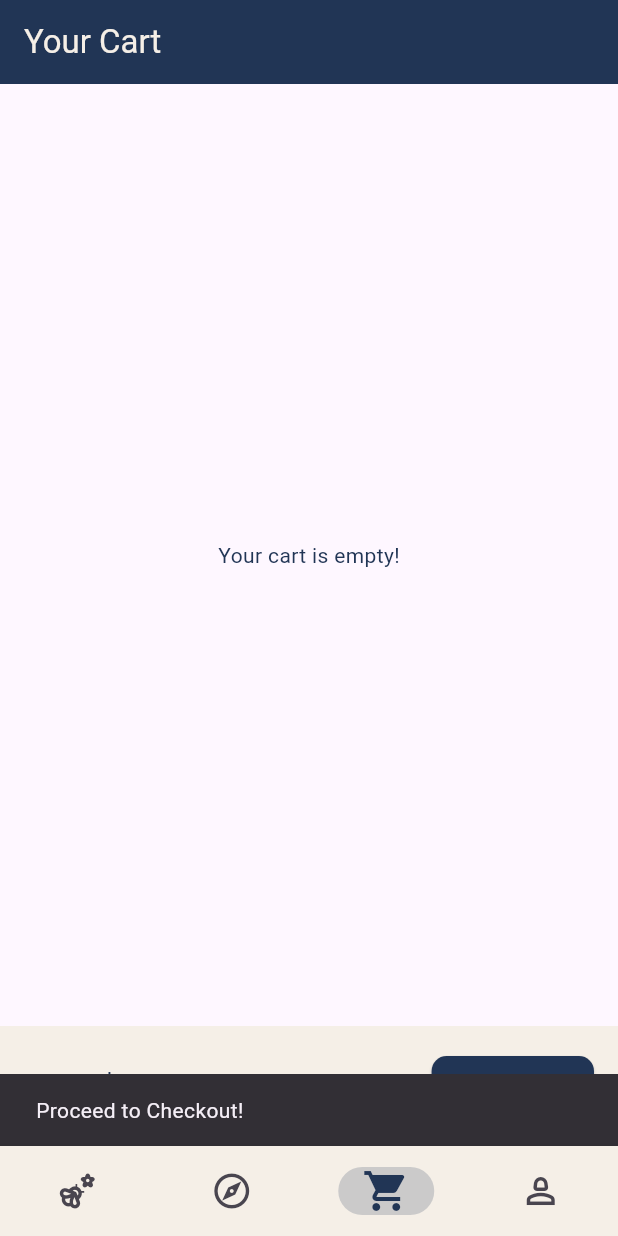
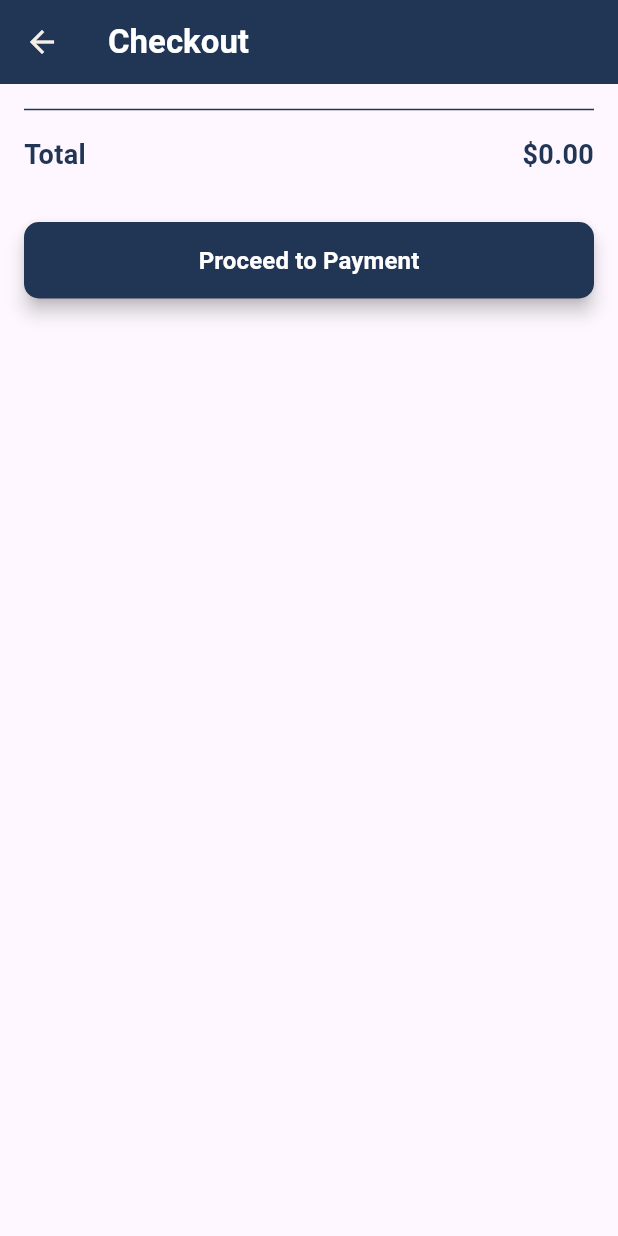
Before and after one commit to kirmada150905/bitshop, a Flutter app: the screen it shows after launch, item 3 of the bottom bar chosen, after a tap on "Checkout", on a phone screen of 412 x 824 dp. Run offline on Flutter 3.47's test engine with Material 3 defaults, Android fonts, the phone set to English and light mode, and no system bars; our stand-ins replace cloud_firestore, dio, firebase_auth, firebase_core, flutter_easyloading, flutter_riverpod and 4 more; missing offline and left inert: progress_bar_countdown; accounts and stored records are empty; network calls fail.

Commit message:
checkout page

```diff
--- a/lib/Core/pages/cart_page.dart
+++ b/lib/Core/pages/cart_page.dart
@@ -130,7 +130,6 @@ class CartPage extends ConsumerWidget {
                                   )
                                 ],
                               ),
-                              // duration: Duration(seconds: 2),
                               backgroundColor: darkBlue,
                               behavior: SnackBarBehavior.floating,
                               elevation: 20.0,
@@ -178,9 +177,7 @@ class CartPage extends ConsumerWidget {
                 ),
                 ElevatedButton(
                   onPressed: () {
-                    ScaffoldMessenger.of(context).showSnackBar(
-                      const SnackBar(content: Text('Proceed to Checkout!')),
-                    );
+                    context.push("/checkout_page");
                   },
                   style: ElevatedButton.styleFrom(
                       backgroundColor: darkBlue,
--- /dev/null
+++ b/lib/Core/pages/checkout_page.dart
@@ -0,0 +1,138 @@
+import 'package:bitshop/helpers/cart_manger.dart';
+import 'package:bitshop/styles/colors.dart';
+import 'package:flutter/material.dart';
+import 'package:flutter_riverpod/flutter_riverpod.dart';
+
+class CheckoutPage extends ConsumerWidget {
+  @override
+  Widget build(BuildContext context, WidgetRef ref) {
+    final cartItemsAsync = ref.watch(cartItemsProvider);
+
+    return Scaffold(
+      appBar: AppBar(
+        iconTheme: IconThemeData(color: cream),
+        backgroundColor: darkBlue,
+        title: Text(
+          'Checkout',
+          style: TextStyle(
+            color: Colors.white,
+            fontSize: 22.0,
+            fontWeight: FontWeight.bold,
+          ),
+        ),
+        elevation: 0.0,
+      ),
+      body: cartItemsAsync.when(
+        data: (cartItems) {
+          final totalPrice = cartItems.fold(
+              0.0, (total, item) => total + (item.price * item.quantity));
+
+          return Padding(
+            padding: const EdgeInsets.all(16.0),
+            child: SingleChildScrollView(
+              child: ListView(
+                shrinkWrap: true,
+                physics: NeverScrollableScrollPhysics(),
+                children: [
+                  ListView.builder(
+                    shrinkWrap: true,
+                    itemCount: cartItems.length,
+                    itemBuilder: (context, index) {
+                      final item = cartItems[index];
+                      return Padding(
+                        padding: const EdgeInsets.symmetric(vertical: 8.0),
+                        child: Row(
+                          mainAxisAlignment: MainAxisAlignment.spaceBetween,
+                          children: [
+                            Expanded(
+                              child: Column(
+                                crossAxisAlignment: CrossAxisAlignment.start,
+                                children: [
+                                  Text(
+                                    item.title,
+                                    style: TextStyle(
+                                      fontSize: 16.0,
+                                      fontWeight: FontWeight.bold,
+                                    ),
+                                    overflow: TextOverflow.ellipsis,
+                                    maxLines: 4,
+                                  ),
+                                  Text(
+                                    '\$${item.price.toStringAsFixed(2)} x ${item.quantity}',
+                                    style: TextStyle(
+                                      fontSize: 14.0,
+                                      color: Colors.grey,
+                                    ),
+                                  ),
+                                ],
+                              ),
+                            ),
+                            Text(
+                              '\$${(item.price * item.quantity).toStringAsFixed(2)}',
+                              style: TextStyle(
+                                fontSize: 16.0,
+                                fontWeight: FontWeight.bold,
+                              ),
+                            ),
+                          ],
+                        ),
+                      );
+                    },
+                  ),
+                  Divider(height: 2, color: darkBlue),
+                  Padding(
+                    padding: const EdgeInsets.only(top: 16.0),
+                    child: Row(
+                      mainAxisAlignment: MainAxisAlignment.spaceBetween,
+                      children: [
+                        Text(
+                          'Total',
+                          style: TextStyle(
+                            fontSize: 18.0,
+                            fontWeight: FontWeight.bold,
+                          ),
+                        ),
+                        Text(
+                          '\$${totalPrice.toStringAsFixed(2)}',
+                          style: TextStyle(
+                            fontSize: 18.0,
+                            fontWeight: FontWeight.bold,
+                            color: darkBlue,
+                          ),
+                        ),
+                      ],
+                    ),
+                  ),
+                  SizedBox(height: 32.0),
+                  ElevatedButton(
+                    onPressed: () {},
+                    style: ElevatedButton.styleFrom(
+                      backgroundColor: darkBlue,
+                      padding: EdgeInsets.symmetric(vertical: 14.0),
+                      shape: RoundedRectangleBorder(
+                        borderRadius: BorderRadius.circular(10.0),
+                      ),
+                      elevation: 5.0,
+                    ),
+                    child: Text(
+                      'Proceed to Payment',
+                      style: TextStyle(
+                        fontSize: 16.0,
+                        fontWeight: FontWeight.bold,
+                        color: Colors.white,
+                      ),
+                    ),
+                  ),
+                ],
+              ),
+            ),
+          );
+        },
+        loading: () => Center(child: CircularProgressIndicator()),
+        error: (error, stackTrace) => Center(
+          child: Text('Error: $error'),
+        ),
+      ),
+    );
+  }
+}
--- a/lib/routes.dart
+++ b/lib/routes.dart
@@ -1,6 +1,7 @@
 import 'package:bitshop/Auth/createAccount_screen.dart';
 import 'package:bitshop/Auth/login_screen.dart';
 import 'package:bitshop/Core/core.dart';
+import 'package:bitshop/Core/pages/checkout_page.dart';
 import 'package:bitshop/Core/pages/detailedProduct_page.dart';
 import 'package:bitshop/Core/productsByCategory_screen.dart';
 import 'package:bitshop/helpers/models.dart';
@@ -42,6 +43,12 @@ final GoRouter router = GoRouter(
             return DetailedProductPage(product: product);
           },
         ),
+        GoRoute(
+          path: '/checkout_page',
+          builder: (BuildContext context, GoRouterState state) {
+            return CheckoutPage();
+          },
+        ),
       ],
     ),
   ],
```
